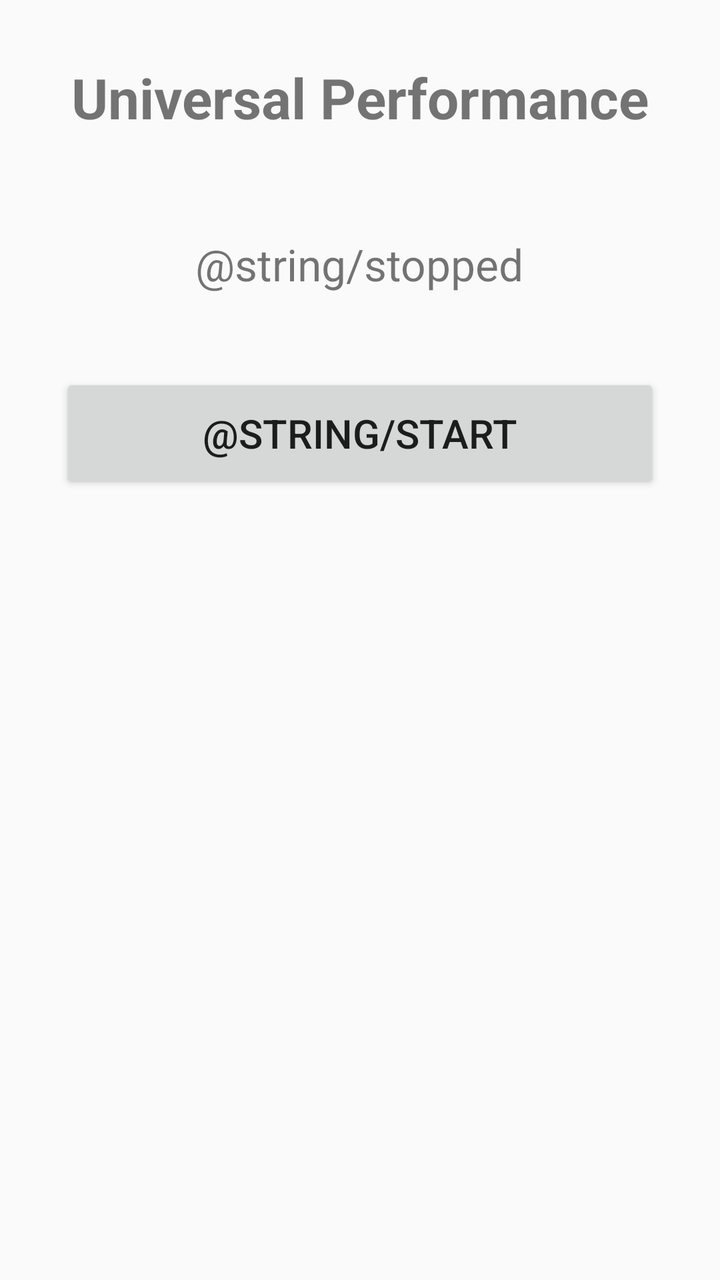
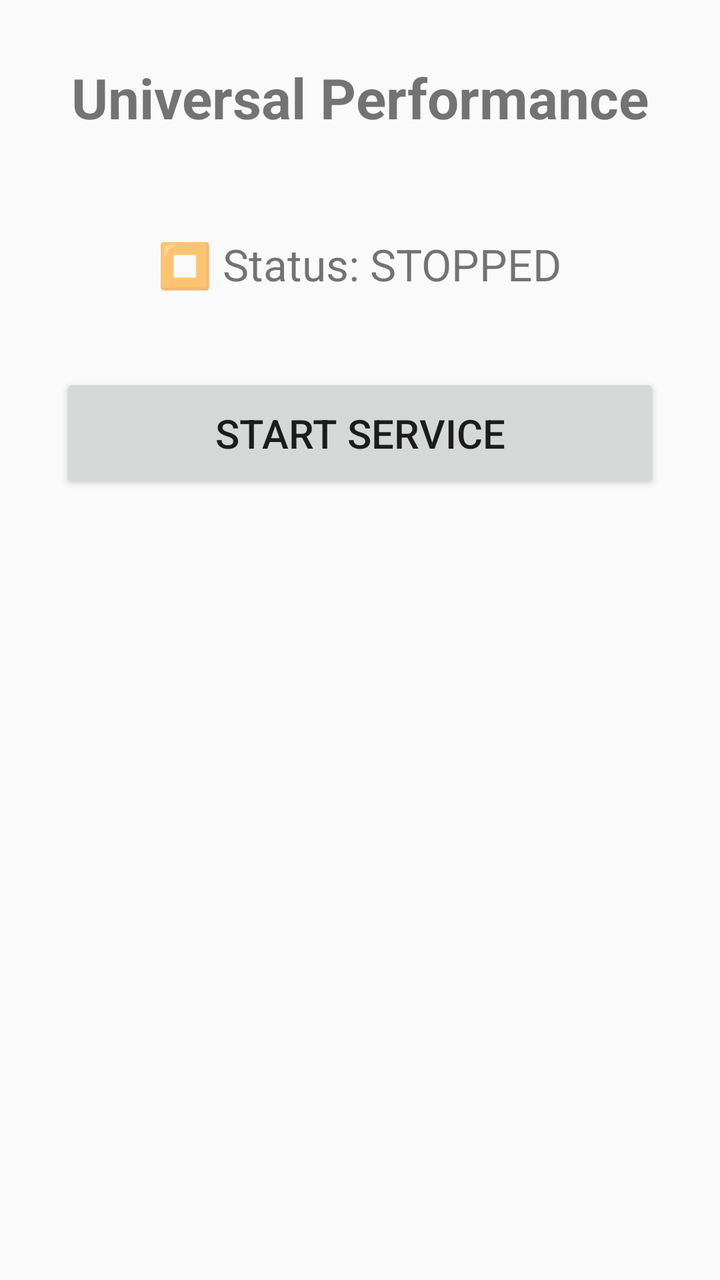

The first picture is an Android layout as it rendered before a commit; the second is the same layout after the commit. The layout source and the unified diff follow.
<!-- AndroidManifest.xml: application theme Theme.AppCompat.Light.NoActionBar -->
<!-- res/layout/activity_main.xml -->
<?xml version="1.0" encoding="utf-8"?>
<LinearLayout xmlns:android="http://schemas.android.com/apk/res/android"
    android:layout_width="match_parent"
    android:layout_height="match_parent"
    android:orientation="vertical"
    android:padding="30dp"
    android:gravity="center_horizontal">

    <TextView
        android:layout_width="wrap_content"
        android:layout_height="wrap_content"
        android:text="Universal Performance"
        android:textSize="28sp"
        android:textStyle="bold"
        android:layout_marginBottom="50dp"/>

    <TextView
        android:id="@+id/tv_status"
        android:layout_width="wrap_content"
        android:layout_height="wrap_content"
        android:text="@string/stopped"
        android:textSize="22sp"
        android:layout_marginBottom="40dp"/>

    <Button
        android:id="@+id/btn_toggle"
        android:layout_width="match_parent"
        android:layout_height="60dp"
        android:text="@string/start"
        android:textSize="20sp"/>
</LinearLayout>
<!-- resources referenced by this layout -->
<resources>

</resources>

<!-- the commit's change to res/layout/activity_main.xml (unified diff, before → after) -->
@@ -18,7 +18,7 @@
         android:id="@+id/tv_status"
         android:layout_width="wrap_content"
         android:layout_height="wrap_content"
-        android:text="@string/stopped"
+        android:text="⏹️ Status: STOPPED"
         android:textSize="22sp"
         android:layout_marginBottom="40dp"/>
 
@@ -26,6 +26,6 @@
         android:id="@+id/btn_toggle"
         android:layout_width="match_parent"
         android:layout_height="60dp"
-        android:text="@string/start"
+        android:text="START SERVICE"
         android:textSize="20sp"/>
 </LinearLayout>
